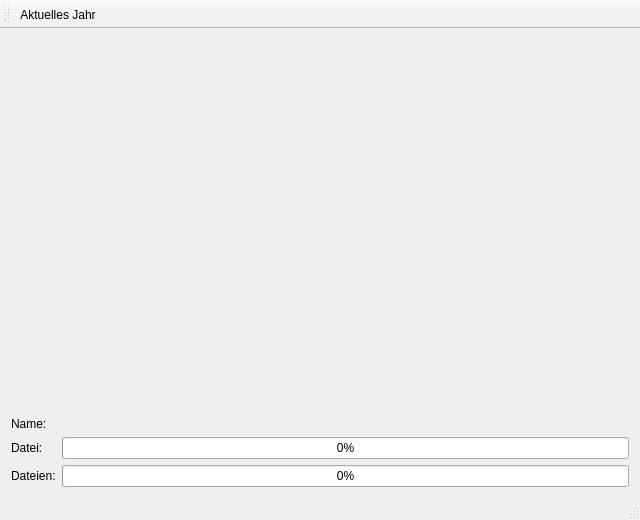
audioprog/apCreateCDimg, file apCDMainWindow.ui: the form before one commit.
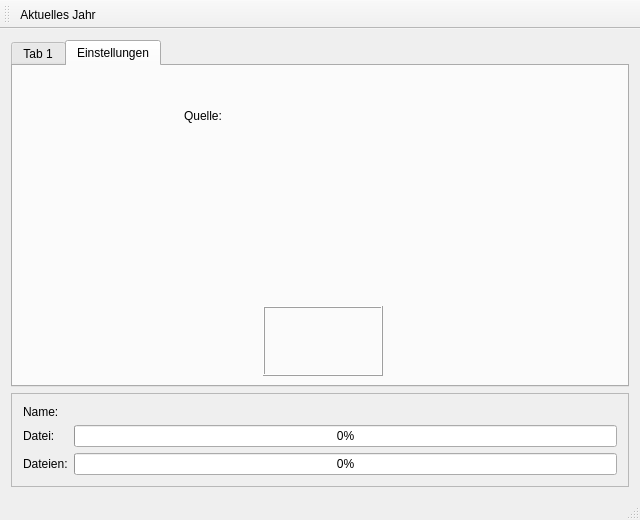
The form after the commit. Custom widgets are drawn as their Qt base class.

What changed in the file:
```diff
--- a/apCDMainWindow.ui
+++ b/apCDMainWindow.ui
@@ -16,48 +16,72 @@
   <widget class="QWidget" name="centralWidget">
    <layout class="QVBoxLayout" name="verticalLayout">
     <item>
-     <spacer name="verticalSpacer">
-      <property name="orientation">
-       <enum>Qt::Vertical</enum>
+     <widget class="QTabWidget" name="tabWidget">
+      <property name="currentIndex">
+       <number>1</number>
       </property>
-      <property name="sizeHint" stdset="0">
+      <widget class="QWidget" name="tab">
+       <attribute name="title">
+        <string>Tab 1</string>
+       </attribute>
+      </widget>
+      <widget class="QWidget" name="tabSettings">
+       <attribute name="title">
+        <string>Einstellungen</string>
+       </attribute>
+       <widget class="QWidget" name="horizontalLayoutWidget">
+        <property name="geometry">
+         <rect>
+          <x>160</x>
+          <y>10</y>
+          <width>160</width>
+          <height>80</height>
+         </rect>
+        </property>
+        <layout class="QHBoxLayout" name="horizontalLayout">
+         <item>
+          <widget class="QLabel" name="label_4">
+           <property name="text">
+            <string>Quelle:</string>
+           </property>
+          </widget>
+         </item>
+        </layout>
+       </widget>
+       <widget class="apFilePropFrame" name="frameDrop">
+        <property name="geometry">
+         <rect>
+          <x>250</x>
+          <y>240</y>
+          <width>120</width>
+          <height>70</height>
+         </rect>
+        </property>
+        <property name="minimumSize">
        <size>
-        <width>20</width>
-        <height>379</height>
-       </size>
-      </property>
-     </spacer>
+          <width>0</width>
+          <height>70</height>
+         </size>
+        </property>
+        <property name="frameShape">
+         <enum>QFrame::Box</enum>
+        </property>
+        <property name="frameShadow">
+         <enum>QFrame::Raised</enum>
+        </property>
+       </widget>
+      </widget>
+     </widget>
     </item>
     <item>
-     <layout class="QFormLayout" name="formLayout">
-      <item row="1" column="1">
-       <widget class="QProgressBar" name="progressBarSingleFile">
-        <property name="value">
-         <number>0</number>
-        </property>
-       </widget>
-      </item>
-      <item row="2" column="1">
-       <widget class="QProgressBar" name="progressBarFiles">
-        <property name="value">
-         <number>0</number>
-        </property>
-       </widget>
-      </item>
-      <item row="2" column="0">
-       <widget class="QLabel" name="label">
-        <property name="text">
-         <string>Dateien:</string>
-        </property>
-       </widget>
-      </item>
-      <item row="0" column="1">
-       <widget class="QLabel" name="labelSingleLile">
-        <property name="text">
-         <string/>
-        </property>
-       </widget>
-      </item>
+     <widget class="apFilePropFrame" name="frameFileDrop">
+      <property name="frameShape">
+       <enum>QFrame::StyledPanel</enum>
+      </property>
+      <property name="frameShadow">
+       <enum>QFrame::Raised</enum>
+      </property>
+      <layout class="QFormLayout" name="formLayout_2">
       <item row="0" column="0">
        <widget class="QLabel" name="label_2">
         <property name="text">
@@ -65,6 +89,13 @@
         </property>
        </widget>
       </item>
+       <item row="0" column="1">
+        <widget class="QLabel" name="labelSingleLile">
+         <property name="text">
+          <string/>
+         </property>
+        </widget>
+       </item>
       <item row="1" column="0">
        <widget class="QLabel" name="label_3">
         <property name="text">
@@ -72,7 +103,29 @@
         </property>
        </widget>
       </item>
-     </layout>
+       <item row="1" column="1">
+        <widget class="QProgressBar" name="progressBarSingleFile">
+         <property name="value">
+          <number>0</number>
+         </property>
+        </widget>
+       </item>
+       <item row="2" column="0">
+        <widget class="QLabel" name="label">
+         <property name="text">
+          <string>Dateien:</string>
+         </property>
+        </widget>
+       </item>
+       <item row="2" column="1">
+        <widget class="QProgressBar" name="progressBarFiles">
+         <property name="value">
+          <number>0</number>
+         </property>
+        </widget>
+       </item>
+      </layout>
+     </widget>
     </item>
    </layout>
   </widget>
@@ -103,6 +156,14 @@
   </action>
  </widget>
  <layoutdefault spacing="6" margin="11"/>
+ <customwidgets>
+  <customwidget>
+   <class>apFilePropFrame</class>
+   <extends>QFrame</extends>
+   <header>apFilePropFrame.h</header>
+   <container>1</container>
+  </customwidget>
+ </customwidgets>
  <resources/>
  <connections/>
 </ui>
```
Lines whose indentation alone changed are shown as unchanged.
